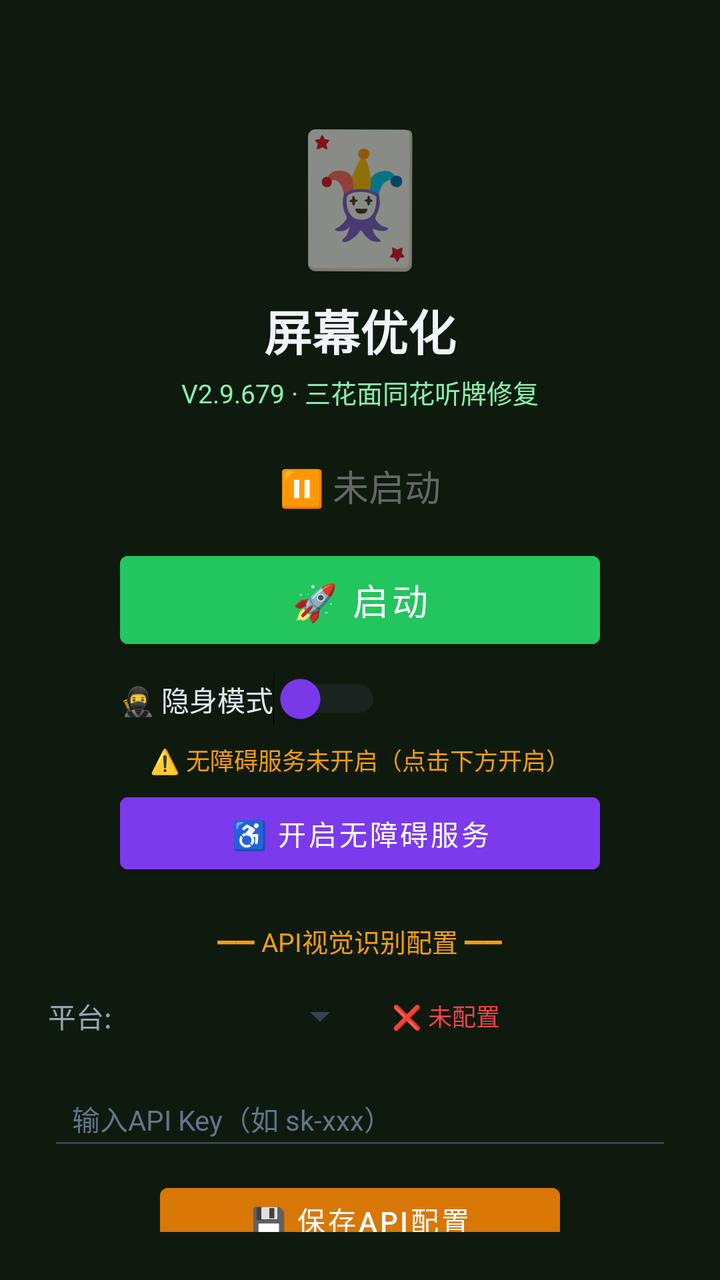
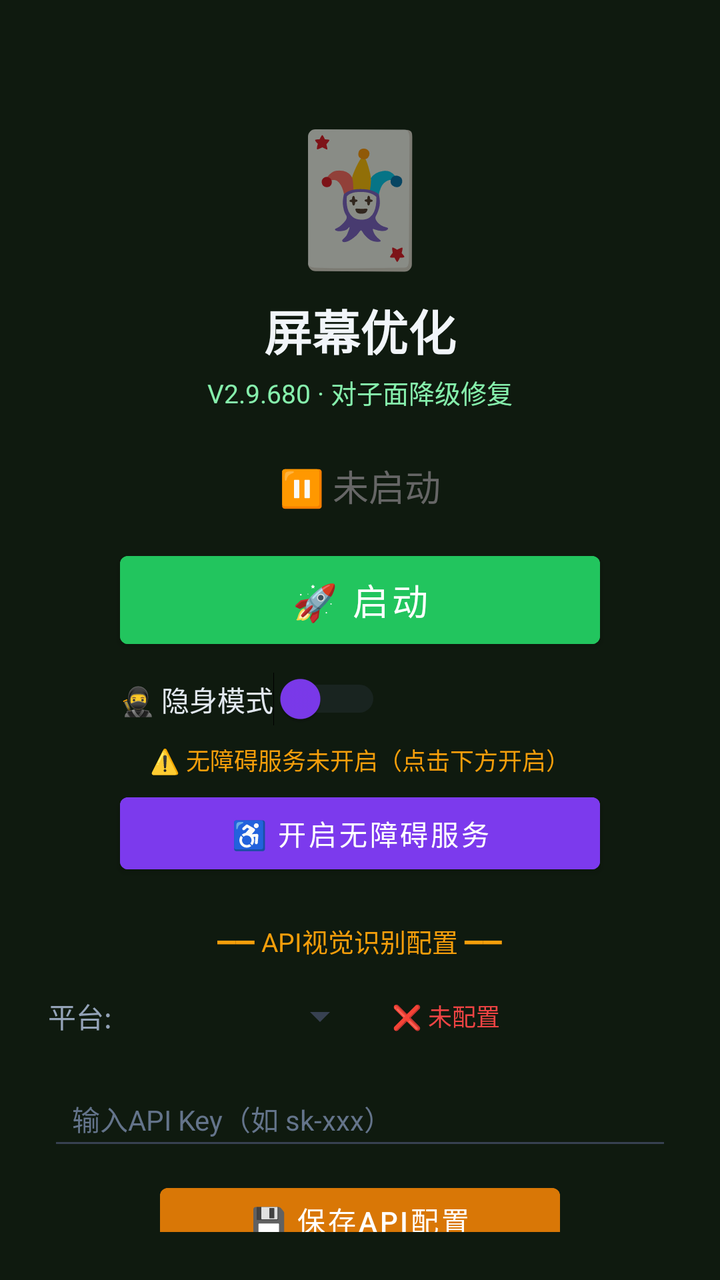

Compare the two renders of this Android layout. The source of the first and the diff that turns it into the second are given below.
<!-- AndroidManifest.xml: activity theme Theme.MjScreenshot -->
<!-- res/layout/activity_main.xml -->
<?xml version="1.0" encoding="utf-8"?>
<LinearLayout xmlns:android="http://schemas.android.com/apk/res/android"
    android:layout_width="match_parent"
    android:layout_height="match_parent"
    android:orientation="vertical"
    android:background="#0f1a0f"
    android:padding="24dp"
    android:gravity="center_horizontal">

    <TextView
        android:layout_width="wrap_content"
        android:layout_height="wrap_content"
        android:text="🃏"
        android:textSize="64sp"
        android:layout_marginTop="30dp" />

    <TextView
        android:layout_width="wrap_content"
        android:layout_height="wrap_content"
        android:text="屏幕优化"
        android:textSize="24sp"
        android:textColor="#f1f5f9"
        android:textStyle="bold"
        android:layout_marginTop="8dp" />

    <TextView
        android:layout_width="wrap_content"
        android:layout_height="wrap_content"
        android:text="V2.9.679 · 三花面同花听牌修复"
        android:textSize="13sp"
        android:textColor="#86efac"
        android:layout_marginTop="4dp" />

    <TextView
        android:id="@+id/tvStatus"
        android:layout_width="wrap_content"
        android:layout_height="wrap_content"
        android:text="⏸ 未启动"
        android:textSize="18sp"
        android:textColor="#666666"
        android:layout_marginTop="24dp" />

    <Button
        android:id="@+id/btnStart"
        android:layout_width="240dp"
        android:layout_height="56dp"
        android:text="🚀 启动"
        android:textSize="18sp"
        android:textColor="#ffffff"
        android:backgroundTint="#22c55e"
        android:layout_marginTop="16dp" />

    <Button
        android:id="@+id/btnHelper"
        android:layout_width="240dp"
        android:layout_height="56dp"
        android:text="🃏 打开智囊"
        android:textSize="16sp"
        android:textColor="#ffffff"
        android:backgroundTint="#16a34a"
        android:layout_marginTop="12dp"
        android:visibility="gone" />

    
    <LinearLayout
        android:layout_width="240dp"
        android:layout_height="wrap_content"
        android:orientation="horizontal"
        android:gravity="center_vertical"
        android:layout_marginTop="8dp">

        <Switch
            android:id="@+id/switchStealth"
            android:layout_width="wrap_content"
            android:layout_height="wrap_content"
            android:text="🥷 隐身模式"
            android:textColor="#e2e8f0"
            android:textSize="14sp"
            android:thumbTint="#7c3aed"
            android:trackTint="#374151" />
    </LinearLayout>

    <TextView
        android:id="@+id/tvAccessibilityStatus"
        android:layout_width="wrap_content"
        android:layout_height="wrap_content"
        android:text="⚠️ 无障碍服务未开启（点击下方开启）"
        android:textSize="12sp"
        android:textColor="#f59e0b"
        android:layout_marginTop="8dp"
        android:gravity="center" />

    <Button
        android:id="@+id/btnAccessibility"
        android:layout_width="240dp"
        android:layout_height="48dp"
        android:text="♿ 开启无障碍服务"
        android:textSize="14sp"
        android:textColor="#ffffff"
        android:backgroundTint="#7c3aed"
        android:layout_marginTop="4dp" />

    <TextView
        android:layout_width="wrap_content"
        android:layout_height="wrap_content"
        android:text="━━ API视觉识别配置 ━━"
        android:textSize="13sp"
        android:textColor="#f59e0b"
        android:layout_marginTop="20dp" />

    <LinearLayout
        android:layout_width="match_parent"
        android:layout_height="wrap_content"
        android:orientation="horizontal"
        android:layout_marginTop="8dp"
        android:gravity="center_vertical">

        <TextView
            android:layout_width="wrap_content"
            android:layout_height="wrap_content"
            android:text="平台:"
            android:textSize="14sp"
            android:textColor="#94a3b8" />

        <Spinner
            android:id="@+id/spinnerProvider"
            android:layout_width="120dp"
            android:layout_height="40dp"
            android:layout_marginStart="8dp"
            android:backgroundTint="#374151" />

        <TextView
            android:id="@+id/tvApiStatus"
            android:layout_width="wrap_content"
            android:layout_height="wrap_content"
            android:text="❌ 未配置"
            android:textSize="12sp"
            android:textColor="#ef4444"
            android:layout_marginStart="12dp" />
    </LinearLayout>

    <EditText
        android:id="@+id/etApiKey"
        android:layout_width="match_parent"
        android:layout_height="44dp"
        android:hint="输入API Key（如 sk-xxx）"
        android:textSize="14sp"
        android:textColor="#e2e8f0"
        android:textColorHint="#64748b"
        android:backgroundTint="#374151"
        android:inputType="textPassword"
        android:layout_marginTop="8dp"
        android:paddingStart="12dp"
        android:paddingEnd="12dp" />

    <Button
        android:id="@+id/btnSaveApi"
        android:layout_width="200dp"
        android:layout_height="44dp"
        android:text="💾 保存API配置"
        android:textSize="14sp"
        android:textColor="#ffffff"
        android:backgroundTint="#d97706"
        android:layout_marginTop="8dp" />

    <TextView
        android:id="@+id/tvHint"
        android:layout_width="wrap_content"
        android:layout_height="wrap_content"
        android:text="先点上方按钮启动截屏"
        android:textSize="13sp"
        android:textColor="#666666"
        android:layout_marginTop="12dp"
        android:gravity="center" />

    <TextView
        android:layout_width="wrap_content"
        android:layout_height="wrap_content"
        android:text="使用步骤：\n1. 配置API Key（支持OpenAI/通义千问VL/硅基流动）\n2. 点「开启无障碍服务」→ 开启\n3. 开启「🥷隐身模式」(反检测)\n4. 点「启动」→ 允许悬浮窗\n5. 打牌时点屏幕上的🎯悬浮球即可截屏识别\n★ 拖动悬浮球可移到不挡牌的位置 ★\n★ 长按悬浮球可展开/收起详细面板 ★\n★ 悬浮球边框颜色=建议：绿=加注 橙=跟注 红=弃牌 ★"
        android:textSize="12sp"
        android:textColor="#64748b"
        android:layout_marginTop="12dp"
        android:lineSpacingExtra="3dp" />

</LinearLayout>
<!-- resources referenced by this layout -->
<resources>
  <style name="Theme.MjScreenshot" parent="Theme.MaterialComponents.DayNight.DarkActionBar">
          <item name="colorPrimary">#1e40af</item>
          <item name="colorPrimaryVariant">#1e3a8a</item>
          <item name="colorOnPrimary">#ffffff</item>
          <item name="android:statusBarColor">#0f172a</item>
      </style>
</resources>

<!-- the commit's change to res/layout/activity_main.xml (unified diff, before → after) -->
@@ -26,7 +26,7 @@
     <TextView
         android:layout_width="wrap_content"
         android:layout_height="wrap_content"
-        android:text="V2.9.679 · 三花面同花听牌修复"
+        android:text="V2.9.680 · 对子面降级修复"
         android:textSize="13sp"
         android:textColor="#86efac"
         android:layout_marginTop="4dp" />
